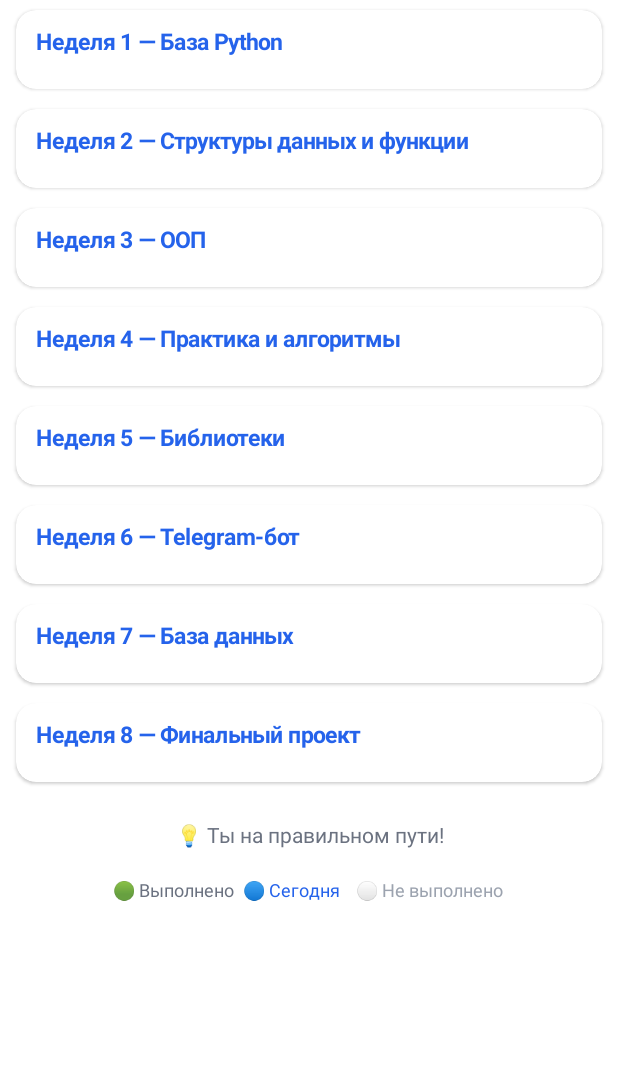
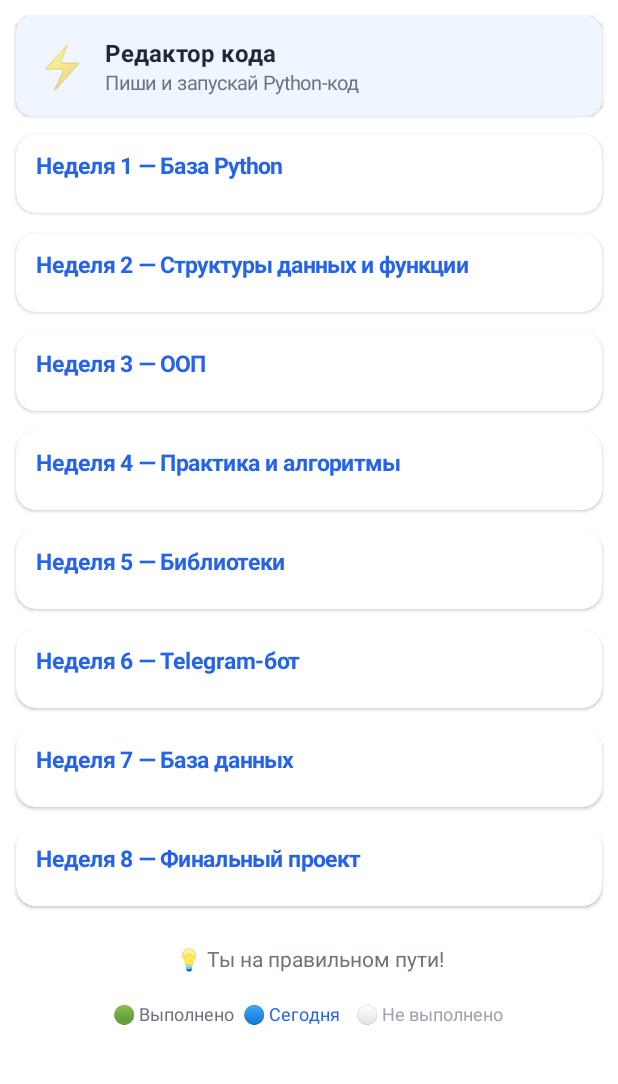
Before and after one commit to DUPLETION/CalendarPy, an Android app: the screen it shows after launch (MainActivity), on a phone screen of 412 x 824 dp, the part 129-1213 px from its top. Run offline under Robolectric (Android 15) with nearby library versions, the light colour scheme and no system bars; libraries missing offline, so code that uses them is left out: com.chaquo.python; 3 statements that could not run were skipped.

Commit message:
Add Python code editor with terminal support

```diff
--- a/app/src/main/AndroidManifest.xml
+++ b/app/src/main/AndroidManifest.xml
@@ -27,6 +27,11 @@
             </intent-filter>
         </activity>
 
+        <activity
+            android:name=".EditorActivity"
+            android:exported="false"
+            android:theme="@style/AppTheme" />
+
         <receiver
             android:name=".NotificationReceiver"
             android:enabled="true"
--- a/app/src/main/kotlin/com/pylearn/app/MainActivity.kt
+++ b/app/src/main/kotlin/com/pylearn/app/MainActivity.kt
@@ -162,6 +162,63 @@ class MainActivity : AppCompatActivity() {
         titleBar.addView(settingsBtn)
 
         layout.addView(titleBar)
+
+        val editorCard = CardView(this).apply {
+            setCardBackgroundColor(AppColors.PRIMARY_LIGHT)
+            radius = 16f
+            cardElevation = 2f
+            val params = LinearLayout.LayoutParams(
+                LinearLayout.LayoutParams.MATCH_PARENT,
+                LinearLayout.LayoutParams.WRAP_CONTENT
+            )
+            params.setMargins(16, 16, 16, 8)
+            layoutParams = params
+            isClickable = true
+            isFocusable = true
+        }
+
+        val editorContent = LinearLayout(this).apply {
+            orientation = LinearLayout.HORIZONTAL
+            gravity = android.view.Gravity.CENTER_VERTICAL
+            setPadding(20, 20, 20, 20)
+        }
+
+        val editorIcon = TextView(this).apply {
+            text = "⚡"
+            textSize = 28f
+            layoutParams = LinearLayout.LayoutParams(
+                LinearLayout.LayoutParams.WRAP_CONTENT,
+                LinearLayout.LayoutParams.WRAP_CONTENT
+            )
+        }
+        editorContent.addView(editorIcon)
+
+        val editorText = LinearLayout(this).apply {
+            orientation = LinearLayout.VERTICAL
+            setPadding(16, 0, 0, 0)
+        }
+
+        editorText.addView(TextView(this).apply {
+            text = "Редактор кода"
+            textSize = 16f
+            setTextColor(AppColors.TEXT_DARK)
+            typeface = android.graphics.Typeface.DEFAULT_BOLD
+        })
+
+        editorText.addView(TextView(this).apply {
+            text = "Пиши и запускай Python-код"
+            textSize = 13f
+            setTextColor(AppColors.TEXT_MEDIUM)
+        })
+
+        editorContent.addView(editorText)
+        editorCard.addView(editorContent)
+
+        editorCard.setOnClickListener {
+            startActivity(android.content.Intent(this, EditorActivity::class.java))
+        }
+
+        layout.addView(editorCard)
 
         val currentWeek = progressData.getString("current_week")
         val currentDay = progressData.getInt("current_day")
```
Also changed, not shown: app/src/main/kotlin/com/pylearn/app/EditorActivity.kt (added, +262 -0 lines), app/src/main/res/menu/editor_menu.xml (added, +14 -0 lines), 1 other file.
